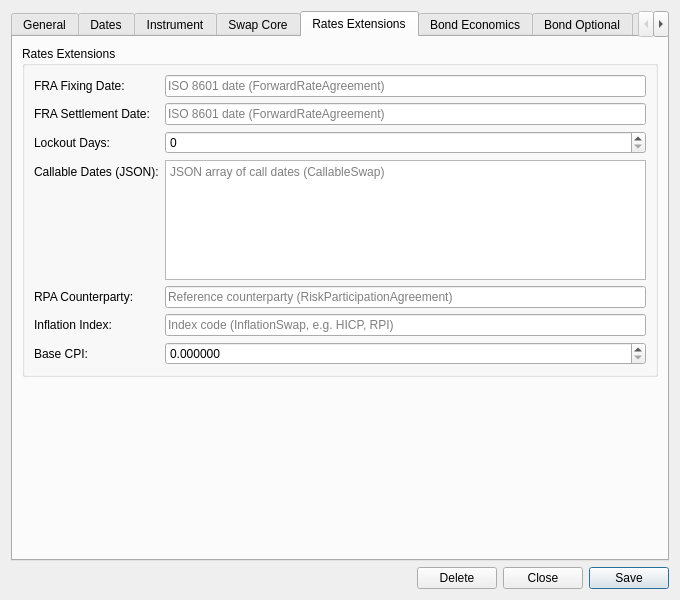
First picture: the form in projects/ores.qt/ui/TradeDetailDialog.ui, repository OreStudio/OreStudio, before the edit.
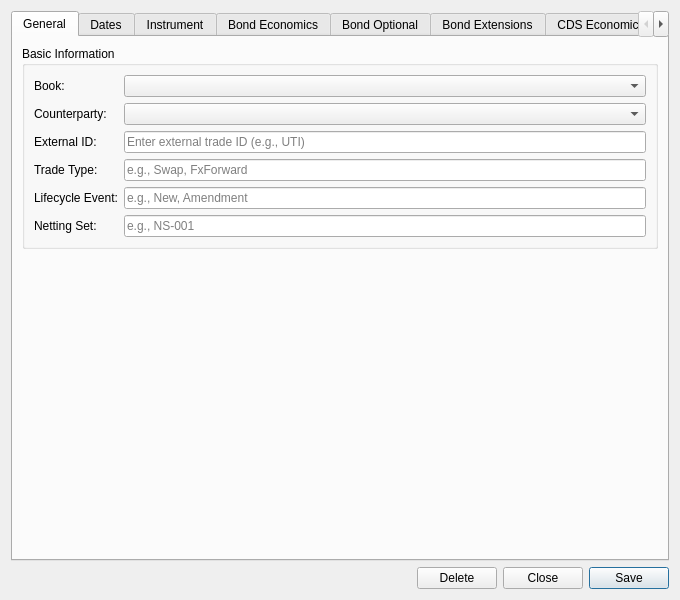
Second picture: the form after the edit. The open tabs and pages were chosen to show the change. Custom widgets are drawn as their Qt base class.

Commit message:
[qt] Phase 4: extract Swap into SwapInstrumentForm
SwapInstrumentForm owns its QTabWidget (coreTab + ratesTab), instrument_,
and swap legs. All legacy loadSwapInstrument / populateSwapInstrument /
updateSwapInstrumentFromUi / updateSwapTabVisibility / setSwapReadOnly /
saveSwapThenTrade code removed from TradeDetailDialog along with the two
legacy swap tabs from the .ui file and all swap signal connections.

What changed in the file:
```diff
--- a/projects/ores.qt/ui/TradeDetailDialog.ui
+++ b/projects/ores.qt/ui/TradeDetailDialog.ui
@@ -237,231 +237,6 @@
        </item>
       </layout>
      </widget>
-     <!-- Swap Core tab: shown when product_type == "swap" -->
-     <widget class="QWidget" name="swapCoreTab">
-      <attribute name="title">
-       <string>Swap Core</string>
-      </attribute>
-      <layout class="QVBoxLayout" name="swapCoreLayout">
-       <item>
-        <widget class="QGroupBox" name="swapCoreGroup">
-         <property name="title">
-          <string>Swap Core</string>
-         </property>
-         <layout class="QFormLayout" name="swapCoreFormLayout">
-          <item row="0" column="0">
-           <widget class="QLabel" name="labelSwapTradeTypeCode">
-            <property name="text"><string>Trade Type:</string></property>
-           </widget>
-          </item>
-          <item row="0" column="1">
-           <widget class="QLineEdit" name="swapTradeTypeCodeEdit">
-            <property name="placeholderText">
-             <string>e.g. Swap, ForwardRateAgreement</string>
-            </property>
-           </widget>
-          </item>
-          <item row="1" column="0">
-           <widget class="QLabel" name="labelSwapNotional">
-            <property name="text"><string>Notional:</string></property>
-           </widget>
-          </item>
-          <item row="1" column="1">
-           <widget class="QDoubleSpinBox" name="swapNotionalSpinBox">
-            <property name="decimals"><number>2</number></property>
-            <property name="minimum"><double>0.000000000000000</double></property>
-            <property name="maximum"><double>999999999999.000000000000000</double></property>
-            <property name="singleStep"><double>1000.000000000000000</double></property>
-           </widget>
-          </item>
-          <item row="2" column="0">
-           <widget class="QLabel" name="labelSwapCurrency">
-            <property name="text"><string>Currency:</string></property>
-           </widget>
-          </item>
-          <item row="2" column="1">
-           <widget class="QLineEdit" name="swapCurrencyEdit">
-            <property name="placeholderText">
-             <string>ISO 4217 (e.g. USD)</string>
-            </property>
-           </widget>
-          </item>
-          <item row="3" column="0">
-           <widget class="QLabel" name="labelSwapStartDate">
-            <property name="text"><string>Start Date:</string></property>
-           </widget>
-          </item>
-          <item row="3" column="1">
-           <widget class="QLineEdit" name="swapStartDateEdit">
-            <property name="placeholderText">
-             <string>ISO 8601 date (e.g. 2026-01-01)</string>
-            </property>
-           </widget>
-          </item>
-          <item row="4" column="0">
-           <widget class="QLabel" name="labelSwapMaturityDate">
-            <property name="text"><string>Maturity Date:</string></property>
-           </widget>
-          </item>
-          <item row="4" column="1">
-           <widget class="QLineEdit" name="swapMaturityDateEdit">
-            <property name="placeholderText">
-             <string>ISO 8601 date (e.g. 2031-01-01)</string>
-            </property>
-           </widget>
-          </item>
-          <item row="5" column="0">
-           <widget class="QLabel" name="labelSwapDescription">
-            <property name="text"><string>Description:</string></property>
-           </widget>
-          </item>
-          <item row="5" column="1">
-           <widget class="QPlainTextEdit" name="swapDescriptionEdit">
-            <property name="minimumSize">
-             <size><width>0</width><height>60</height></size>
-            </property>
-            <property name="maximumSize">
-             <size><width>16777215</width><height>120</height></size>
-            </property>
-            <property name="placeholderText">
-             <string>Enter a description (optional)</string>
-            </property>
-           </widget>
-          </item>
-         </layout>
-        </widget>
-       </item>
-       <item>
-        <spacer name="swapCoreSpacer">
-         <property name="orientation"><enum>Qt::Vertical</enum></property>
-         <property name="sizeHint" stdset="0">
-          <size><width>20</width><height>20</height></size>
-         </property>
-        </spacer>
-       </item>
-      </layout>
-     </widget>
-     <!-- Rates Extensions tab: shown only for extension-applicable swap trade types -->
-     <widget class="QWidget" name="swapRatesTab">
-      <attribute name="title">
-       <string>Rates Extensions</string>
-      </attribute>
-      <layout class="QVBoxLayout" name="swapRatesLayout">
-       <item>
-        <widget class="QGroupBox" name="swapRatesGroup">
-         <property name="title">
-          <string>Rates Extensions</string>
-         </property>
-         <layout class="QFormLayout" name="swapRatesFormLayout">
-          <item row="0" column="0">
-           <widget class="QLabel" name="labelSwapFraFixingDate">
-            <property name="text"><string>FRA Fixing Date:</string></property>
-           </widget>
-          </item>
-          <item row="0" column="1">
-           <widget class="QLineEdit" name="swapFraFixingDateEdit">
-            <property name="placeholderText">
-             <string>ISO 8601 date (ForwardRateAgreement)</string>
-            </property>
-           </widget>
-          </item>
-          <item row="1" column="0">
-           <widget class="QLabel" name="labelSwapFraSettlementDate">
-            <property name="text"><string>FRA Settlement Date:</string></property>
-           </widget>
-          </item>
-          <item row="1" column="1">
-           <widget class="QLineEdit" name="swapFraSettlementDateEdit">
-            <property name="placeholderText">
-             <string>ISO 8601 date (ForwardRateAgreement)</string>
-            </property>
-           </widget>
-          </item>
-          <item row="2" column="0">
-           <widget class="QLabel" name="labelSwapLockoutDays">
-            <property name="text"><string>Lockout Days:</string></property>
-           </widget>
-          </item>
-          <item row="2" column="1">
-           <widget class="QSpinBox" name="swapLockoutDaysSpinBox">
-            <property name="minimum"><number>0</number></property>
-            <property name="maximum"><number>365</number></property>
-            <property name="toolTip">
-             <string>Lockout days for BalanceGuaranteedSwap / KnockOutSwap (0 = not set)</string>
-            </property>
-           </widget>
-          </item>
-          <item row="3" column="0">
-           <widget class="QLabel" name="labelSwapCallableDatesJson">
-            <property name="text"><string>Callable Dates (JSON):</string></property>
-           </widget>
-          </item>
-          <item row="3" column="1">
-           <widget class="QPlainTextEdit" name="swapCallableDatesJsonEdit">
-            <property name="minimumSize">
-             <size><width>0</width><height>60</height></size>
-            </property>
-            <property name="maximumSize">
-             <size><width>16777215</width><height>120</height></size>
-            </property>
-            <property name="placeholderText">
-             <string>JSON array of call dates (CallableSwap)</string>
-            </property>
-           </widget>
-          </item>
-          <item row="4" column="0">
-           <widget class="QLabel" name="labelSwapRpaCounterparty">
-            <property name="text"><string>RPA Counterparty:</string></property>
-           </widget>
-          </item>
-          <item row="4" column="1">
-           <widget class="QLineEdit" name="swapRpaCounterpartyEdit">
-            <property name="placeholderText">
-             <string>Reference counterparty (RiskParticipationAgreement)</string>
-            </property>
-           </widget>
-          </item>
-          <item row="5" column="0">
-           <widget class="QLabel" name="labelSwapInflationIndexCode">
-            <property name="text"><string>Inflation Index:</string></property>
-           </widget>
-          </item>
-          <item row="5" column="1">
-           <widget class="QLineEdit" name="swapInflationIndexCodeEdit">
-            <property name="placeholderText">
-             <string>Index code (InflationSwap, e.g. HICP, RPI)</string>
-            </property>
-           </widget>
-          </item>
-          <item row="6" column="0">
-           <widget class="QLabel" name="labelSwapBaseCpi">
-            <property name="text"><string>Base CPI:</string></property>
-           </widget>
-          </item>
-          <item row="6" column="1">
-           <widget class="QDoubleSpinBox" name="swapBaseCpiSpinBox">
-            <property name="decimals"><number>6</number></property>
-            <property name="minimum"><double>0.000000000000000</double></property>
-            <property name="maximum"><double>9999.000000000000000</double></property>
-            <property name="singleStep"><double>0.100000000000000</double></property>
-            <property name="toolTip">
-             <string>Base CPI level for InflationSwap (0 = not applicable)</string>
-            </property>
-           </widget>
-          </item>
-         </layout>
-        </widget>
-       </item>
-       <item>
-        <spacer name="swapRatesSpacer">
-         <property name="orientation"><enum>Qt::Vertical</enum></property>
-         <property name="sizeHint" stdset="0">
-          <size><width>20</width><height>20</height></size>
-         </property>
-        </spacer>
-       </item>
-      </layout>
-     </widget>
      <widget class="QWidget" name="bondEconomicsTab">
       <attribute name="title">
        <string>Bond Economics</string>
```
The commit also changes 6 other files.
